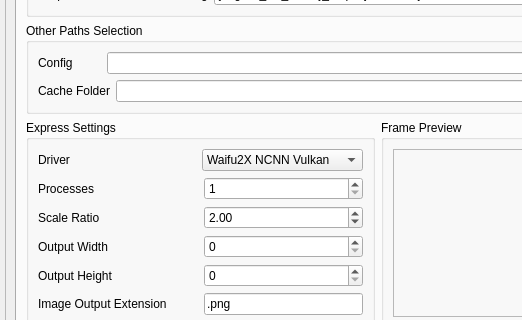
First picture: the form in src/video2x_gui.ui, repository k4yt3x/video2x, before the edit; both pictures show x 0 to 522 and y 359 to 679 of the 737 by 1020 pixel window.
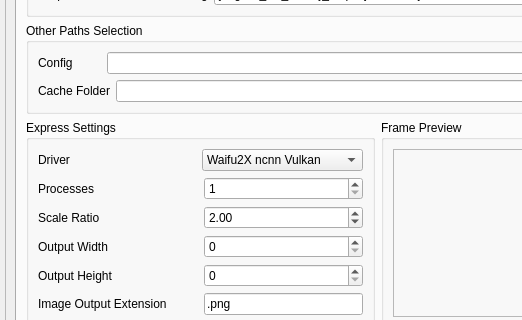
Second picture: the form after the edit.

Commit message: corrected ncnn Vulkan drivers' names

Diff of the .ui file:
```diff
--- a/src/video2x_gui.ui
+++ b/src/video2x_gui.ui
@@ -378,7 +378,7 @@
                      </property>
                      <item>
                       <property name="text">
-                       <string>Waifu2X NCNN Vulkan</string>
+                       <string>Waifu2X ncnn Vulkan</string>
                       </property>
                      </item>
                      <item>
```
Left out of the diff: 19 changed lines with no effect on the pictures. The commit also changes 4 other files.
